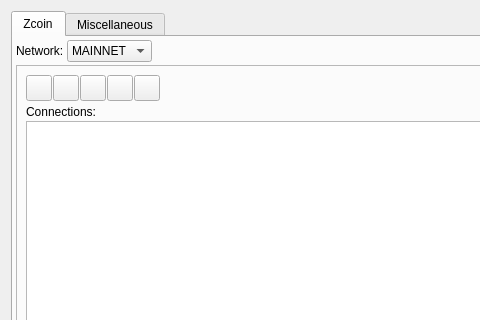
The window that src/ui/ui_config_dlg.ui (Bertrand256/dash-masternode-tool) describes before a commit, drawn with Qt 5; both pictures show x 0 to 480 and y 0 to 320 of the 667 by 440 pixel window.
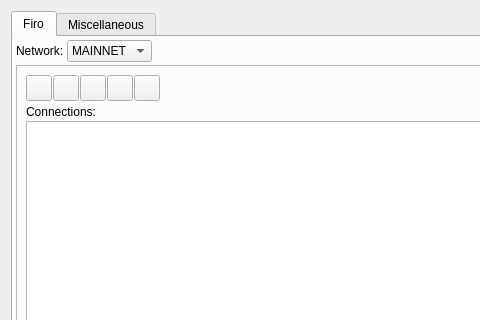
The same window after the commit.

Commit message: Firo in text messages

Patch:
```diff
--- a/src/ui/ui_config_dlg.ui
+++ b/src/ui/ui_config_dlg.ui
@@ -36,7 +36,7 @@
      </property>
      <widget class="QWidget" name="tabDashd">
       <attribute name="title">
-       <string>Zcoin</string>
+       <string>Firo</string>
       </attribute>
       <layout class="QVBoxLayout" name="verticalLayout_3">
        <property name="spacing">
```
The commit also changes 28 other files.
